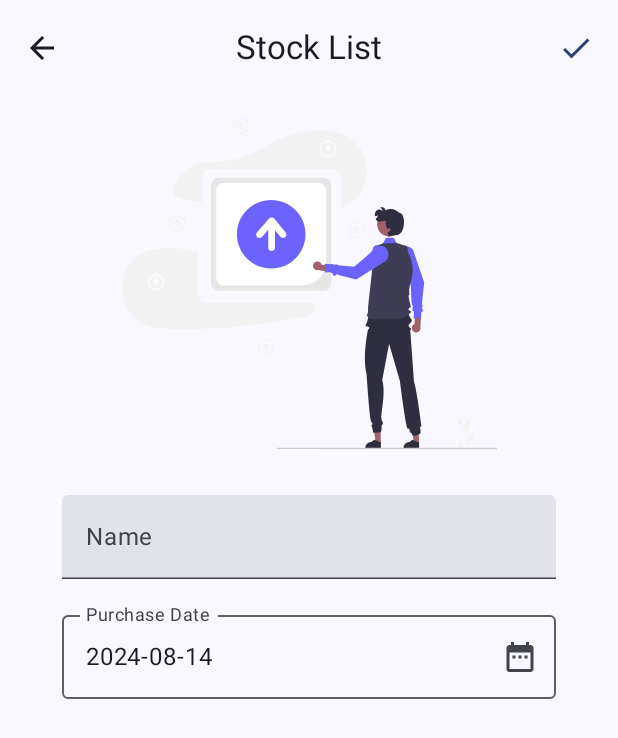
After one commit to jinnoco/stock-manager, an Android app built with Jetpack Compose: the AddStockScreen screen opened through its navigation route, on a phone screen of 412 x 824 dp. The commit adds this screen. Shown: the top 738 px of the screen. Run offline under Robolectric (Android 15) with nearby library versions, the phone set to English and light mode, and no system bars.

Commit message:
create add stock screen

```diff
--- /dev/null
+++ b/app/src/main/java/com/example/stockmanager/view/add/AddStockScreen.kt
@@ -0,0 +1,116 @@
+package com.example.stockmanager.view.add
+
+import android.os.Build
+import androidx.annotation.RequiresApi
+import androidx.compose.foundation.Image
+import androidx.compose.foundation.layout.*
+import androidx.compose.material3.*
+import androidx.compose.runtime.*
+import androidx.compose.runtime.getValue
+import androidx.compose.runtime.setValue
+import androidx.compose.ui.Alignment
+import androidx.compose.ui.Modifier
+import androidx.compose.ui.platform.LocalContext
+import androidx.compose.ui.unit.dp
+import java.time.LocalDate
+import java.time.format.DateTimeFormatter
+import android.app.DatePickerDialog
+
+import androidx.compose.material.icons.Icons
+import androidx.compose.material3.Icon
+import androidx.compose.material3.IconButton
+import androidx.compose.foundation.clickable
+import androidx.compose.material.icons.filled.DateRange
+import androidx.compose.ui.res.painterResource
+import com.example.stockmanager.R
+import com.example.stockmanager.view.widget.AppBar
+import com.example.stockmanager.view.widget.ImagePickerDialog
+import com.example.stockmanager.view.navigation.AppNavigator
+import com.example.stockmanager.view.widget.DoneButton
+
+@RequiresApi(Build.VERSION_CODES.O)
+@Composable
+fun AddStockScreen(navigator: AppNavigator) {
+    var name by remember { mutableStateOf("") }
+    var purchaseDate by remember { mutableStateOf(LocalDate.now()) }
+    val context = LocalContext.current
+    val formattedDate = purchaseDate.format(DateTimeFormatter.ofPattern("yyyy-MM-dd"))
+
+    var showDialog by remember { mutableStateOf(false) }
+
+    Scaffold(
+        topBar = {
+            AppBar(
+                title = R.string.stock_list,
+                onBack = { navigator.popBackStack() },
+                trailingItem = {
+                    DoneButton(onClick = {
+                        navigator.popBackStack()
+                    })
+                }
+            )
+        },
+    ) { paddingValues ->
+        Column(
+            modifier = Modifier
+                .fillMaxSize()
+                .padding(paddingValues),
+            horizontalAlignment = Alignment.CenterHorizontally,
+        ) {
+            Box(
+                modifier = Modifier
+                    .size(250.dp)
+                    .clickable {
+                        showDialog = true
+                    },
+            ) {
+                Image(
+                    painter = painterResource(id = R.drawable.upload_image),
+                    contentDescription = null,
+                    modifier = Modifier.fillMaxSize(),
+                )
+            }
+
+            Spacer(modifier = Modifier.height(16.dp))
+
+            TextField(
+                value = name,
+                onValueChange = { name = it },
+                label = { Text("Name") },
+                modifier = Modifier.fillMaxWidth(0.8f)
+            )
+
+            Spacer(modifier = Modifier.height(16.dp))
+
+            OutlinedTextField(
+                value = formattedDate,
+                onValueChange = { },
+                label = { Text("Purchase Date") },
+                modifier = Modifier.fillMaxWidth(0.8f),
+                readOnly = true,
+                trailingIcon = {
+                    IconButton(onClick = {
+                        val datePicker = DatePickerDialog(
+                            context,
+                            { _, year, month, dayOfMonth ->
+                                purchaseDate = LocalDate.of(year, month + 1, dayOfMonth)
+                            },
+                            purchaseDate.year,
+                            purchaseDate.monthValue - 1,
+                            purchaseDate.dayOfMonth
+                        )
+                        datePicker.show()
+                    }) {
+                        Icon(Icons.Filled.DateRange, contentDescription = null)
+                    }
+                }
+            )
+            ImagePickerDialog(
+                showDialog = showDialog,
+                onDismissRequest = { showDialog = false },
+                onTakePicture = {},
+                onSelectImage = {},
+            )
+        }
+    }
+}
--- a/app/src/main/java/com/example/stockmanager/view/navigation/AppDestination.kt
+++ b/app/src/main/java/com/example/stockmanager/view/navigation/AppDestination.kt
@@ -12,4 +12,11 @@ sealed interface AppDestination {
 
     @Serializable
     data object StockListScreen : AppDestination
+
+    @Serializable
+    data object AddStockScreen : AppDestination
+
+    @Serializable
+    data object EditStockScreen : AppDestination
+
 }
--- a/app/src/main/java/com/example/stockmanager/view/navigation/AppNavHost.kt
+++ b/app/src/main/java/com/example/stockmanager/view/navigation/AppNavHost.kt
@@ -1,14 +1,18 @@
 package com.example.stockmanager.view.navigation
 
+import android.annotation.SuppressLint
 import androidx.compose.runtime.Composable
 import androidx.navigation.NavHostController
 import androidx.navigation.compose.NavHost
 import androidx.navigation.compose.composable
 import androidx.navigation.compose.rememberNavController
+import com.example.stockmanager.view.add.AddStockScreen
+import com.example.stockmanager.view.add.EditStockScreen
 import com.example.stockmanager.view.login.LoginScreen
 import com.example.stockmanager.view.signup.SignupScreen
 import com.example.stockmanager.view.stocklist.StockListScreen
 
+@SuppressLint("NewApi")
 @Composable
 fun AppNavHost(navHostController: NavHostController = rememberNavController()) {
     val appNavigator = AppNavigatorImpl(navHostController)
@@ -34,5 +38,17 @@ fun AppNavHost(navHostController: NavHostController = rememberNavController()) {
                 navigator = appNavigator
             )
         }
+
+        composable<AppDestination.AddStockScreen> {
+            AddStockScreen(
+                navigator = appNavigator
+            )
+        }
+
+        composable<AppDestination.EditStockScreen> {
+            EditStockScreen(
+                navigator = appNavigator
+            )
+        }
     }
 }
--- a/app/src/main/java/com/example/stockmanager/view/stocklist/AddButton.kt
+++ b/app/src/main/java/com/example/stockmanager/view/widget/DoneButton.kt
@@ -1,7 +1,7 @@
-package com.example.stockmanager.view.stocklist
+package com.example.stockmanager.view.widget
 
 import androidx.compose.material.icons.Icons
-import androidx.compose.material.icons.filled.Add
+import androidx.compose.material.icons.filled.Done
 import androidx.compose.material3.Icon
 import androidx.compose.material3.IconButton
 import androidx.compose.material3.MaterialTheme
@@ -9,11 +9,11 @@ import androidx.compose.runtime.Composable
 import androidx.compose.ui.Modifier
 
 @Composable
-fun AddButton(modifier: Modifier = Modifier, onClick: () -> Unit) {
+fun DoneButton(modifier: Modifier = Modifier, onClick: () -> Unit) {
     IconButton(onClick = onClick, modifier = modifier) {
         Icon(
-            imageVector = Icons.Filled.Add,
-            contentDescription = "Add Button",
+            imageVector = Icons.Filled.Done,
+            contentDescription = "Done Button",
             tint = MaterialTheme.colorScheme.primary,
         )
     }
--- /dev/null
+++ b/app/src/main/java/com/example/stockmanager/view/widget/ImagePickerDialog.kt
@@ -0,0 +1,105 @@
+package com.example.stockmanager.view.widget
+
+import android.Manifest
+import android.app.Activity
+import android.content.Context
+import android.content.Intent
+import android.net.Uri
+import android.provider.MediaStore
+import androidx.activity.compose.rememberLauncherForActivityResult
+import androidx.activity.result.PickVisualMediaRequest
+import androidx.activity.result.contract.ActivityResultContract
+import androidx.activity.result.contract.ActivityResultContracts
+import androidx.compose.foundation.layout.Column
+import androidx.compose.foundation.layout.fillMaxWidth
+import androidx.compose.material3.AlertDialog
+import androidx.compose.material3.Button
+import androidx.compose.material3.Text
+import androidx.compose.material3.TextButton
+import androidx.compose.runtime.Composable
+import androidx.compose.ui.Modifier
+import androidx.compose.ui.platform.LocalContext
+import androidx.compose.ui.res.stringResource
+import com.example.stockmanager.R
+import com.example.stockmanager.ext.createTempImageFile
+
+@Composable
+fun ImagePickerDialog(
+    showDialog: Boolean,
+    onDismissRequest: () -> Unit,
+    onTakePicture: (Uri?) -> Unit,
+    onSelectImage: (Uri?) -> Unit,
+) {
+    val context = LocalContext.current
+    val cameraLauncher = rememberLauncherForActivityResult(
+        contract = TakePictureWithUri(),
+        onResult = onTakePicture,
+    )
+    val permissionLauncher =
+        rememberLauncherForActivityResult(
+            contract = ActivityResultContracts.RequestPermission(),
+        ) { isGranted ->
+            if (isGranted) {
+                val (uri, _) = context.createTempImageFile()
+                cameraLauncher.launch(uri)
+            }
+        }
+    val imagePickerLauncher = rememberLauncherForActivityResult(
+        contract = ActivityResultContracts.PickVisualMedia(),
+        onResult = onSelectImage,
+    )
+
+    val onCameraButtonClick = {
+        onDismissRequest()
+        permissionLauncher.launch(Manifest.permission.CAMERA)
+    }
+    val onLibraryButtonClick = {
+        onDismissRequest()
+        imagePickerLauncher.launch(
+            PickVisualMediaRequest(ActivityResultContracts.PickVisualMedia.ImageOnly),
+        )
+    }
+
+    if (showDialog) {
+        AlertDialog(
+            onDismissRequest = onDismissRequest,
+            title = { Text(text = stringResource(id = R.string.select_image)) },
+            text = {
+                Column {
+                    Button(
+                        modifier = Modifier.fillMaxWidth(),
+                        onClick = onCameraButtonClick,
+                    ) {
+                        Text(text = stringResource(id = R.string.take_picture))
+                    }
+                    Button(
+                        modifier = Modifier.fillMaxWidth(),
+                        onClick = onLibraryButtonClick,
+                    ) {
+                        Text(text = stringResource(id = R.string.open_library))
+                    }
+                }
+            },
+            confirmButton = {
+                TextButton(onClick = onDismissRequest) {
+                    Text(text = stringResource(R.string.cancel))
+                }
+            },
+        )
+    }
+}
+
+class TakePictureWithUri : ActivityResultContract<Uri, Uri?>() {
+    private lateinit var imageUri: Uri
+
+    override fun createIntent(context: Context, input: Uri): Intent {
+        imageUri = input
+        return Intent(MediaStore.ACTION_IMAGE_CAPTURE).putExtra(MediaStore.EXTRA_OUTPUT, input)
+    }
+
+    override fun getSynchronousResult(context: Context, input: Uri): SynchronousResult<Uri?>? = null
+
+    override fun parseResult(resultCode: Int, intent: Intent?): Uri? {
+        return imageUri.takeIf { resultCode == Activity.RESULT_OK }
+    }
+}
--- /dev/null
+++ b/app/src/main/res/drawable/upload_image.xml
@@ -0,0 +1,105 @@
+<vector xmlns:android="http://schemas.android.com/apk/res/android"
+    android:width="667.45dp"
+    android:height="589.49dp"
+    android:viewportWidth="667.45"
+    android:viewportHeight="589.49">
+  <path
+      android:pathData="M516.96,377.64a7.72,7.72 0,0 1,4.04 -11.13l-0.4,-27.44 12.02,7.68L531.15,371.62a7.76,7.76 0,0 1,-14.2 6.01Z"
+      android:fillColor="#a0616a"/>
+  <path
+      android:pathData="M502.47,228.68A15.64,15.64 0,0 0,489.56 243.74c-0.17,8.03 2.51,11.02 6.29,12.11 7,2 18.15,42.45 18.15,42.45s1.18,37.73 3.09,35.86 -0.25,2.48 0.33,3.81 -2.75,3.31 0.42,4.82 1.16,13.51 1.16,13.51l14,-1s-2.32,-9.78 0.84,-10.39 1.73,-3.39 0.44,-5.5 2.27,-5.11 0.49,-6.11 3.23,-40 3.23,-40L518.45,235.77a15.64,15.64 0,0 0,-15.98 -7.09Z"
+      android:fillColor="#6c63ff"/>
+  <path
+      android:pathData="M460,230.94l10.07,-17.65l13.61,0l10.2,18.65l-33.88,-1z"
+      android:fillColor="#6c63ff"/>
+  <path
+      android:pathData="M432.91,72.21c-8.05,-26.95 -30.78,-44.55 -58.25,-48.41 -0.3,-0.04 -0.59,0.01 -0.89,-0.01a8.68,8.68 0,0 0,-1.19 -0.27c-37.78,-4.88 -79.02,3.86 -111.84,24.4 -31.46,19.69 -67.61,30.79 -104.73,30.55q-1.73,-0.01 -3.47,0.08c-28.56,1.43 -53.77,22.22 -61.49,49.56 -1.01,3.59 0.75,6.79 3.59,8.83 4.99,3.57 8.4,6.08 14.54,7.38q16.43,3.48 32.97,6.4L142.16,106.77a15.7,15.7 0,0 1,15.69 -15.69L373.31,91.09a15.7,15.7 0,0 1,15.69 15.69L389,161.48a64.52,64.52 0,0 0,8.63 -3.4,66.84 66.84,0 0,0 25.77,-22.49C435.88,117.5 439.17,93.17 432.91,72.21Z"
+      android:fillColor="#f2f2f2"/>
+  <path
+      android:pathData="M342.19,329.29L151.71,329.29a16.6,16.6 0,0 1,-16.58 -16.58L135.13,238.8a172.97,172.97 0,0 0,-71.72 -6.29,8.68 8.68,0 0,0 -1.19,0.27c-0.3,0.02 -0.59,-0.04 -0.89,0.01 -27.47,3.86 -50.2,21.46 -58.25,48.41 -6.26,20.96 -2.96,45.29 9.51,63.39a66.84,66.84 0,0 0,25.77 22.49c14.29,6.88 29.33,7.4 44.92,7.89a1018.28,1018.28 0,0 0,140.26 -5.3q34.38,-3.69 68.48,-9.64 17.45,-3.05 34.79,-6.73c6.14,-1.3 9.55,-3.8 14.54,-7.38 2.84,-2.03 4.61,-5.24 3.59,-8.83A65.81,65.81 0,0 0,342.19 329.29Z"
+      android:fillColor="#f2f2f2"/>
+  <path
+      android:pathData="M359.05,307.36L172.11,307.36a13.62,13.62 0,0 1,-13.61 -13.61L158.5,120.03a13.62,13.62 0,0 1,13.61 -13.61h186.94a13.62,13.62 0,0 1,13.61 13.61L372.66,293.76A13.62,13.62 0,0 1,359.05 307.36Z"
+      android:fillColor="#e6e6e6"/>
+  <path
+      android:pathData="M319.7,298.18L181.29,298.18a13.62,13.62 0,0 1,-13.61 -13.61L167.68,129.22a13.62,13.62 0,0 1,13.61 -13.61L349.87,115.61a13.62,13.62 0,0 1,13.61 13.61L363.48,254.41A43.82,43.82 0,0 1,319.7 298.18Z"
+      android:fillColor="#fff"/>
+  <path
+      android:pathData="M265.58,206.9m-61,0a61,61 0,1 1,122 0a61,61 0,1 1,-122 0"
+      android:fillColor="#6c63ff"/>
+  <path
+      android:pathData="M291.28,203.83l-20.36,-24.75a6,6 0,0 0,-9.14 -0.15l-21.77,24.75a6,6 0,0 0,9.01 7.92L260.29,198.79v32.12a6,6 0,0 0,12 0L272.29,199.63l9.72,11.82a6,6 0,0 0,9.27 -7.62Z"
+      android:fillColor="#fff"/>
+  <path
+      android:pathData="M528.45,578.32l-9.05,-0l-4.3,-34.91l13.36,0l-0,34.91z"
+      android:fillColor="#a0616a"/>
+  <path
+      android:pathData="M528.77,587.76l-27.83,-0v-0.35a10.83,10.83 0,0 1,10.83 -10.83h0l5.08,-3.86 9.48,3.86 2.43,0Z"
+      android:fillColor="#2f2e41"/>
+  <path
+      android:pathData="M460.45,578.32l-9.05,-0l-4.3,-34.91l13.36,0l-0,34.91z"
+      android:fillColor="#a0616a"/>
+  <path
+      android:pathData="M460.77,587.76l-27.83,-0v-0.35a10.83,10.83 0,0 1,10.83 -10.83h0l5.08,-3.86 9.48,3.86 2.43,0Z"
+      android:fillColor="#2f2e41"/>
+  <path
+      android:pathData="M531.34,549.43c3.3,-2.16 1.39,-2.02 1.39,-2.02s-7.38,-59.86 -13,-78l-6.5,-88.34s-0.41,1.76 0,-2.52 3.41,-1.28 0.41,-4.28 -5,-4.53 -3,-6.76 7.52,-6.76 4.26,-9.5 -9.67,-20.6 -9.67,-20.6l-62.5,0.5 2.5,-0.5s-7.8,-2.89 -4.23,0.88 -2,13 -4,22c-1.66,7.45 -6.57,9.43 0,11 6.57,1.57 0.62,6.01 0.62,6.01s-9.9,47.11 -2.4,78.11c0,0 5.17,76.67 7.79,83.27 2.62,6.59 3.62,2.59 2.62,6.59s-3,-3 -1,4a92.51,92.51 0,0 1,2.59 11.14l13.56,-1s3.15,-9.93 0,-12.53 -0.97,5 2.44,-0.8 -0.59,-3.8 -1.59,-11.8 8.17,-45.27 1.59,-68.13l12.17,-64.16 19.33,66.44s10.25,81.14 13.58,84c3.33,2.86 1.99,-4.08 3.33,2.86 1.36,7.02 4.45,5.16 4.36,6.02 -0.93,9.17 15.34,0.13 15.34,0.13a51.37,51.37 0,0 1,0 -7C531.64,552.28 528.04,551.59 531.34,549.43Z"
+      android:fillColor="#2f2e41"/>
+  <path
+      android:pathData="M449,358.29c-4,0 -15,-5.42 -13,-7.71s2,-9.9 2,-12.09 9,-83.2 9,-83.2l-0.68,-19.83a8.86,8.86 0,0 1,8.86 -9.17l8.83,-3 25,-1 12.47,4A7.23,7.23 0,0 1,507.9 236.8l0,0a65.07,65.07 0,0 1,9.55 35.95c-0.29,9.47 -5.09,21.04 -6.24,31.74 -0.1,0.94 -0.17,1.87 -0.21,2.8 -0.01,0.26 -2.06,1.54 -0.03,0.77s-1.09,1.95 -0.03,3.59 3.11,0.63 0.08,2.64 3.63,21.34 2.97,22c-2,2 -6,3 -3,6s6,1 2,5 -15.98,11 -15.98,11Z"
+      android:fillColor="#3f3d56"/>
+  <path
+      android:pathData="M475.73,189.16m-21.52,0a21.52,21.52 0,1 1,43.05 0a21.52,21.52 0,1 1,-43.05 0"
+      android:fillColor="#a0616a"/>
+  <path
+      android:pathData="M344.64,255.93a7.72,7.72 0,0 1,10.62 5.23l27.32,2.58 -8.94,11.11L349.08,270.7a7.76,7.76 0,0 1,-4.43 -14.77Z"
+      android:fillColor="#a0616a"/>
+  <path
+      android:pathData="M474.16,239.91a15.64,15.64 0,0 0,-15.06 -12.91c-8.03,-0.17 -11.02,2.51 -12.11,6.29 -2,7 -34.2,31.61 -34.2,31.61l-27.65,-2.99c-1.66,-0.54 -0.87,-2.05 -7.13,-0.77 -3.08,-2.02 -5.07,-1.67 -6.78,-0.73l-10.24,-1.11 1,16s10.96,-2.61 13,2 1.57,5.27 6,2 4,0 4,0l32,8 50.07,-31.4a15.64,15.64 0,0 0,7.09 -15.98Z"
+      android:fillColor="#6c63ff"/>
+  <path
+      android:pathData="M484.09,208.37l1.41,0.45c-4.41,0.37 -12.27,2.83 -11.5,1.47s-2.14,-6.49 -0.72,-7.14a9.03,9.03 0,0 0,3.82 -2.59c0.9,-1.26 0.88,-3.34 -0.47,-4.11 -1.31,-0.76 -2.93,0.06 -4.23,0.83 -1.31,0.76 -3.73,-10.42 -3.11,-13.91 -3.65,-2 -8.07,1.83 -12.17,1.08 -2.51,-0.46 -4.32,-2.52 -5.46,-4.86a15.25,15.25 0,0 0,4.03 -6.42,19.91 19.91,0 0,1 -5.52,1.83 12.97,12.97 0,0 1,0.14 -5.48,8.94 8.94,0 0,1 5.57,-6.34 6.48,6.48 0,0 1,7.6 2.82,6.44 6.44,0 0,0 -4.08,-6.4 6.78,6.78 0,0 1,9.75 4.61,20.93 20.93,0 0,1 14.59,-1.56c4.84,1.27 11.26,6.64 11.26,6.64C505.92,171.7 505.4,213.22 484.09,208.37Z"
+      android:fillColor="#2f2e41"/>
+  <path
+      android:pathData="M598.12,579.18a1.22,1.22 0,0 0,0.88 -2.11l-0.08,-0.33 0.03,-0.08a3.27,3.27 0,0 1,6.03 0.02c0.99,2.37 2.24,4.75 2.55,7.26a9.66,9.66 0,0 1,-0.17 3.32,38.74 38.74,0 0,0 3.52,-16.09 37.4,37.4 0,0 0,-0.23 -4.17q-0.19,-1.7 -0.53,-3.38a39.19,39.19 0,0 0,-7.77 -16.61A10.43,10.43 0,0 1,598 542.51a7.96,7.96 0,0 1,-0.72 -2.17,9.82 9.82,0 0,0 0.64,-3.39c0.29,-0.45 0.82,-0.67 1.14,-1.1 1.6,-2.17 3.8,-1.79 4.95,1.16 2.46,1.24 2.48,3.3 0.97,5.27 -0.96,1.26 -1.09,2.96 -1.93,4.31 0.09,0.11 0.18,0.22 0.26,0.33a39.45,39.45 0,0 1,4.12 6.52,16.4 16.4,0 0,1 0.98,-7.62c0.94,-2.26 2.69,-4.16 4.24,-6.12a3.37,3.37 0,0 1,5.99 1.65l0.01,0.09q-0.34,0.19 -0.67,0.41a1.65,1.65 0,0 0,0.67 3l0.03,0.01a16.42,16.42 0,0 1,-0.43 2.45c1.98,7.67 -2.3,10.47 -8.42,10.59 -0.14,0.07 -0.27,0.14 -0.4,0.2a40.26,40.26 0,0 1,2.17 10.2,38.19 38.19,0 0,1 -0.03,6.17l0.01,-0.07a10.09,10.09 0,0 1,3.44 -5.83c2.65,-2.18 6.4,-2.98 9.26,-4.73a1.89,1.89 0,0 1,2.9 1.84l-0.01,0.08a11.08,11.08 0,0 0,-1.24 0.6q-0.34,0.19 -0.67,0.41a1.65,1.65 0,0 0,0.67 3l0.03,0.01 0.07,0.01a16.43,16.43 0,0 1,-3.02 4.73c-1.24,6.7 -6.57,7.33 -12.27,5.38h-0a40.25,40.25 0,0 1,-2.7 7.89h-9.66c-0.03,-0.11 -0.07,-0.22 -0.1,-0.33a10.98,10.98 0,0 0,2.67 -0.16c-0.72,-0.88 -1.43,-1.77 -2.15,-2.64a0.6,0.6 0,0 1,-0.05 -0.05c-0.36,-0.45 -0.73,-0.9 -1.09,-1.35l-0,-0a16.08,16.08 0,0 1,0.47 -4.1Z"
+      android:fillColor="#f2f2f2"/>
+  <path
+      android:pathData="M276.53,589.18l389.73,0.31a1.19,1.19 0,0 0,0 -2.38l-389.73,-0.31a1.19,1.19 0,0 0,0 2.38Z"
+      android:fillColor="#cacaca"/>
+  <path
+      android:pathData="M256.62,422.29A14.15,14.15 0,1 1,270.76 408.15,14.16 14.16,0 0,1 256.62,422.29ZM256.62,396A12.15,12.15 0,1 0,268.76 408.15,12.16 12.16,0 0,0 256.62,396Z"
+      android:fillColor="#f2f2f2"/>
+  <path
+      android:pathData="M262.16,407.48l-4.39,-5.33a1.29,1.29 0,0 0,-1.97 -0.03l-4.69,5.33a1.29,1.29 0,0 0,1.94 1.71l2.43,-2.76v6.92a1.29,1.29 0,1 0,2.59 0v-6.74l2.1,2.55a1.29,1.29 0,0 0,2 -1.64Z"
+      android:fillColor="#f2f2f2"/>
+  <path
+      android:pathData="M417.62,213.29A14.15,14.15 0,1 1,431.76 199.15,14.16 14.16,0 0,1 417.62,213.29ZM417.62,187A12.15,12.15 0,1 0,429.76 199.15,12.16 12.16,0 0,0 417.62,187Z"
+      android:fillColor="#f2f2f2"/>
+  <path
+      android:pathData="M423.16,198.48l-4.39,-5.33a1.29,1.29 0,0 0,-1.97 -0.03l-4.69,5.33a1.29,1.29 0,0 0,1.94 1.71l2.43,-2.76v6.92a1.29,1.29 0,1 0,2.59 0v-6.74l2.1,2.55a1.29,1.29 0,0 0,2 -1.64Z"
+      android:fillColor="#f2f2f2"/>
+  <path
+      android:pathData="M98.62,201.29A14.15,14.15 0,1 1,112.76 187.15,14.16 14.16,0 0,1 98.62,201.29ZM98.62,175A12.15,12.15 0,1 0,110.76 187.15,12.16 12.16,0 0,0 98.62,175Z"
+      android:fillColor="#f2f2f2"/>
+  <path
+      android:pathData="M104.16,186.48l-4.39,-5.33a1.29,1.29 0,0 0,-1.97 -0.03l-4.69,5.33a1.29,1.29 0,0 0,1.94 1.71l2.43,-2.76v6.92a1.29,1.29 0,0 0,2.59 0v-6.74l2.1,2.55a1.29,1.29 0,0 0,2 -1.64Z"
+      android:fillColor="#f2f2f2"/>
+  <path
+      android:pathData="M211.62,28.29A14.15,14.15 0,1 1,225.76 14.15,14.16 14.16,0 0,1 211.62,28.29ZM211.62,2A12.15,12.15 0,1 0,223.76 14.15,12.16 12.16,0 0,0 211.62,2Z"
+      android:fillColor="#f2f2f2"/>
+  <path
+      android:pathData="M217.16,13.48l-4.39,-5.33a1.29,1.29 0,0 0,-1.97 -0.03l-4.69,5.33a1.29,1.29 0,0 0,1.94 1.71l2.43,-2.76v6.92a1.29,1.29 0,0 0,2.59 0v-6.74l2.1,2.55a1.29,1.29 0,0 0,2 -1.64Z"
+      android:fillColor="#f2f2f2"/>
+  <path
+      android:pathData="M60.62,306.29A14.15,14.15 0,1 1,74.76 292.15,14.16 14.16,0 0,1 60.62,306.29ZM60.62,280a12.15,12.15 0,1 0,12.15 12.15A12.16,12.16 0,0 0,60.62 280Z"
+      android:fillColor="#fff"/>
+  <path
+      android:pathData="M66.16,291.48l-4.39,-5.33a1.29,1.29 0,0 0,-1.97 -0.03l-4.69,5.33a1.29,1.29 0,0 0,1.94 1.71l2.43,-2.76v6.92a1.29,1.29 0,0 0,2.59 0v-6.74l2.1,2.55a1.29,1.29 0,0 0,2 -1.64Z"
+      android:fillColor="#fff"/>
+  <path
+      android:pathData="M366.62,69.29A14.15,14.15 0,1 1,380.76 55.15,14.16 14.16,0 0,1 366.62,69.29ZM366.62,43a12.15,12.15 0,1 0,12.15 12.15A12.16,12.16 0,0 0,366.62 43Z"
+      android:fillColor="#fff"/>
+  <path
+      android:pathData="M372.16,54.48l-4.39,-5.33a1.29,1.29 0,0 0,-1.97 -0.03l-4.69,5.33a1.29,1.29 0,0 0,1.94 1.71l2.43,-2.76v6.92a1.29,1.29 0,1 0,2.59 0v-6.74l2.1,2.55a1.29,1.29 0,0 0,2 -1.64Z"
+      android:fillColor="#fff"/>
+</vector>
--- a/app/src/main/res/values/strings.xml
+++ b/app/src/main/res/values/strings.xml
@@ -3,4 +3,9 @@
     <string name="login">Login</string>
     <string name="signup">SignUp</string>
     <string name="stock_list">Stock List</string>
+
+    <string name="select_image">Select Image</string>
+    <string name="open_library">Open Library</string>
+    <string name="take_picture">Take a Picture</string>
+    <string name="cancel">Cancel</string>
 </resources>
```
Also changed, not shown: app/src/main/java/com/example/stockmanager/ext/ContextExt.kt (added, +28 -0 lines), app/src/main/java/com/example/stockmanager/ext/FileExt.kt (added, +11 -0 lines), app/src/main/java/com/example/stockmanager/view/stocklist/StockListScreen.kt (+11 -6 lines), app/src/main/java/com/example/stockmanager/view/widget/AddButton.kt (added, +20 -0 lines).
